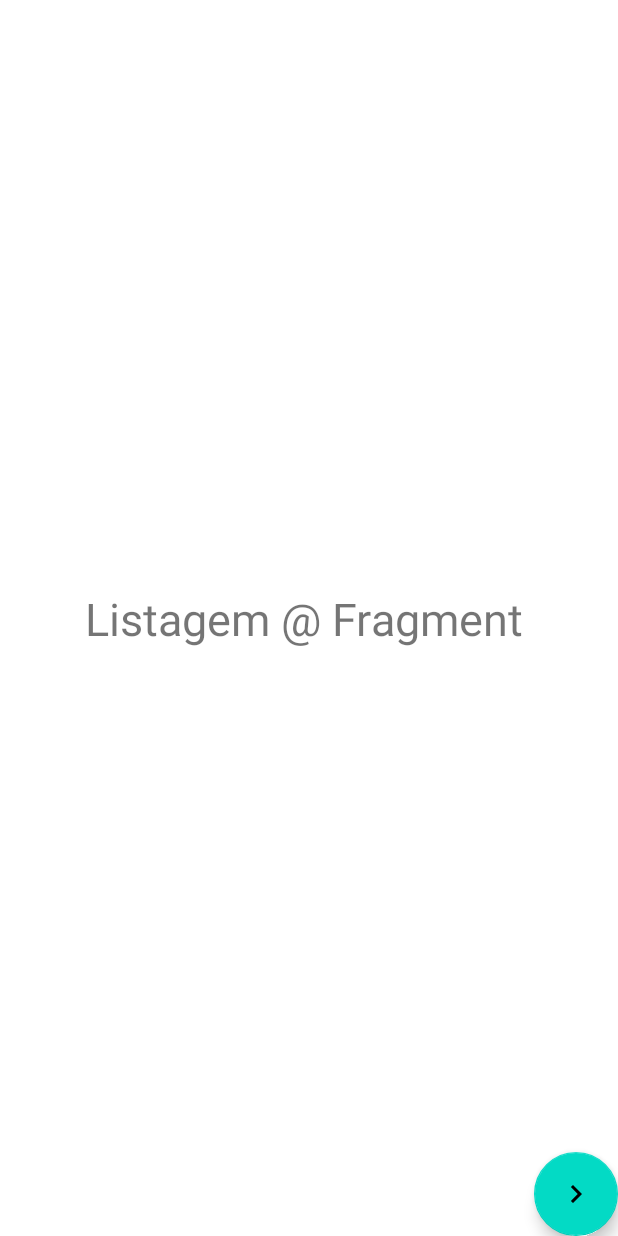
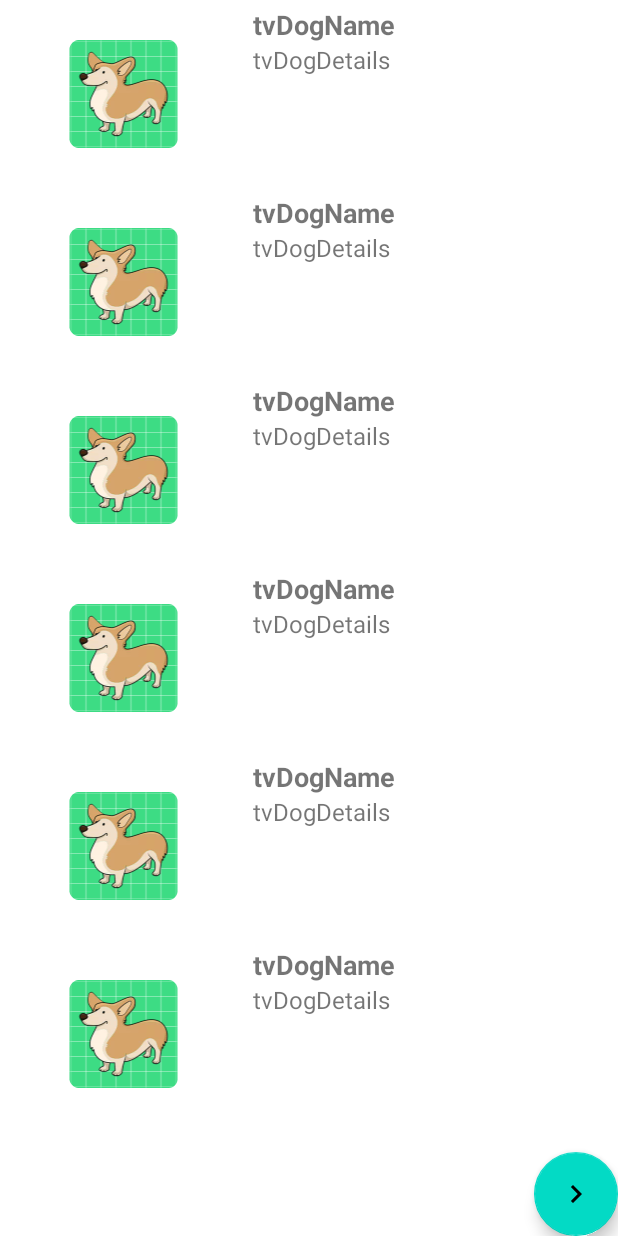
Before and after one commit to aceiro/dogs2021, an Android app: the layout fragment_list.xml on its own in the app's theme, with its tools: preview values and no code run, on a phone screen of 412 x 824 dp. Run offline under Robolectric (Android 15) with nearby library versions, the phone set to English and light mode, and no system bars.

Commit message:
DOGS005 - Adicionado suporte inicial para RecyclerView

```diff
--- a/app/src/main/res/layout/fragment_list.xml
+++ b/app/src/main/res/layout/fragment_list.xml
@@ -2,23 +2,47 @@
 <layout xmlns:android="http://schemas.android.com/apk/res/android"
     xmlns:app="http://schemas.android.com/apk/res-auto"
     xmlns:tools="http://schemas.android.com/tools">
+    <androidx.swiperefreshlayout.widget.SwipeRefreshLayout
+        android:layout_width="match_parent"
+        android:layout_height="match_parent">
 
         <androidx.constraintlayout.widget.ConstraintLayout
             android:layout_width="match_parent"
             android:layout_height="match_parent">
 
-        <androidx.appcompat.widget.AppCompatTextView
-            android:id="@+id/tvListMessage"
-            android:layout_width="wrap_content"
-            android:layout_height="wrap_content"
-            android:textSize="30sp"
+            <androidx.recyclerview.widget.RecyclerView
+                android:visibility="visible"
+                android:id="@+id/rvListDogs"
+                android:layout_width="match_parent"
+                android:layout_height="match_parent"
+                tools:listitem="@layout/fragment_list_item"
                 app:layout_constraintBottom_toBottomOf="parent"
                 app:layout_constraintEnd_toEndOf="parent"
                 app:layout_constraintStart_toStartOf="parent"
                 app:layout_constraintTop_toTopOf="parent"
-            tools:text="Listagem @ Fragment ">
+                tools:itemCount="20" />
 
-        </androidx.appcompat.widget.AppCompatTextView>
+            <TextView
+                android:visibility="gone"
+                android:id="@+id/tvErrorMessage"
+                android:layout_width="wrap_content"
+                android:layout_height="wrap_content"
+                android:text="Ocorreu um erro ao carregar a listagem!"
+                app:layout_constraintBottom_toBottomOf="parent"
+                app:layout_constraintEnd_toEndOf="parent"
+                app:layout_constraintStart_toStartOf="parent"
+                app:layout_constraintTop_toTopOf="parent"
+                />
+
+            <ProgressBar
+                android:visibility="gone"
+                android:id="@+id/pbLoadingDogs"
+                android:layout_width="wrap_content"
+                android:layout_height="wrap_content"
+                app:layout_constraintBottom_toBottomOf="parent"
+                app:layout_constraintEnd_toEndOf="parent"
+                app:layout_constraintStart_toStartOf="parent"
+                app:layout_constraintTop_toTopOf="parent" />
 
             <com.google.android.material.floatingactionbutton.FloatingActionButton
                 android:id="@+id/btnList"
@@ -28,6 +52,12 @@
                 android:focusable="true"
                 app:layout_constraintBottom_toBottomOf="parent"
                 app:layout_constraintEnd_toEndOf="parent"
-            app:srcCompat="@drawable/ic_next" />
+                app:srcCompat="@drawable/ic_next"
+                />
+
         </androidx.constraintlayout.widget.ConstraintLayout>
+
+
+
+    </androidx.swiperefreshlayout.widget.SwipeRefreshLayout>
 </layout>
--- /dev/null
+++ b/app/src/main/res/layout/fragment_list_item.xml
@@ -0,0 +1,40 @@
+<?xml version="1.0" encoding="utf-8"?>
+<LinearLayout xmlns:android="http://schemas.android.com/apk/res/android"
+    android:orientation="horizontal"
+    android:layout_width="match_parent"
+    android:layout_weight="1"
+    android:layout_height="125dp">
+
+    <ImageView
+        android:layout_width="0dp"
+        android:layout_height="wrap_content"
+        android:src="@mipmap/ic_launcher_dog"
+        android:layout_weight="2"
+        android:padding="4dp"
+        android:layout_gravity="center_vertical" />
+
+    <LinearLayout
+        android:layout_width="0dp"
+        android:layout_weight="3"
+        android:padding="4dp"
+        android:gravity="center_vertical"
+        android:orientation="vertical"
+        android:layout_height="wrap_content">
+
+        <TextView
+            android:id="@+id/tvDogName"
+            style="@style/Title"
+            android:text="tvDogName"
+            android:layout_width="wrap_content"
+            android:layout_height="wrap_content"/>
+
+        <TextView
+            style="@style/NormalText"
+            android:id="@+id/tvDogDetails"
+            android:text="tvDogDetails"
+            android:layout_width="wrap_content"
+            android:layout_height="wrap_content"/>
+
+    </LinearLayout>
+
+</LinearLayout>
--- /dev/null
+++ b/app/src/main/res/values/style.xml
@@ -0,0 +1,13 @@
+<?xml version="1.0" encoding="utf-8"?>
+<resources>
+
+  <style name="Title">
+      <item name="android:textSize">18sp</item>
+      <item name="android:textStyle">bold</item>
+      <item name="android:capitalize">sentences</item>
+  </style>
+  <style name="NormalText">
+      <item name="android:textSize">16sp</item>
+
+  </style>
+</resources>
```
Also changed, not shown: app/src/main/res/layout/fragment_details.xml (+37 -12 lines). Lines whose indentation alone changed are shown as unchanged.
